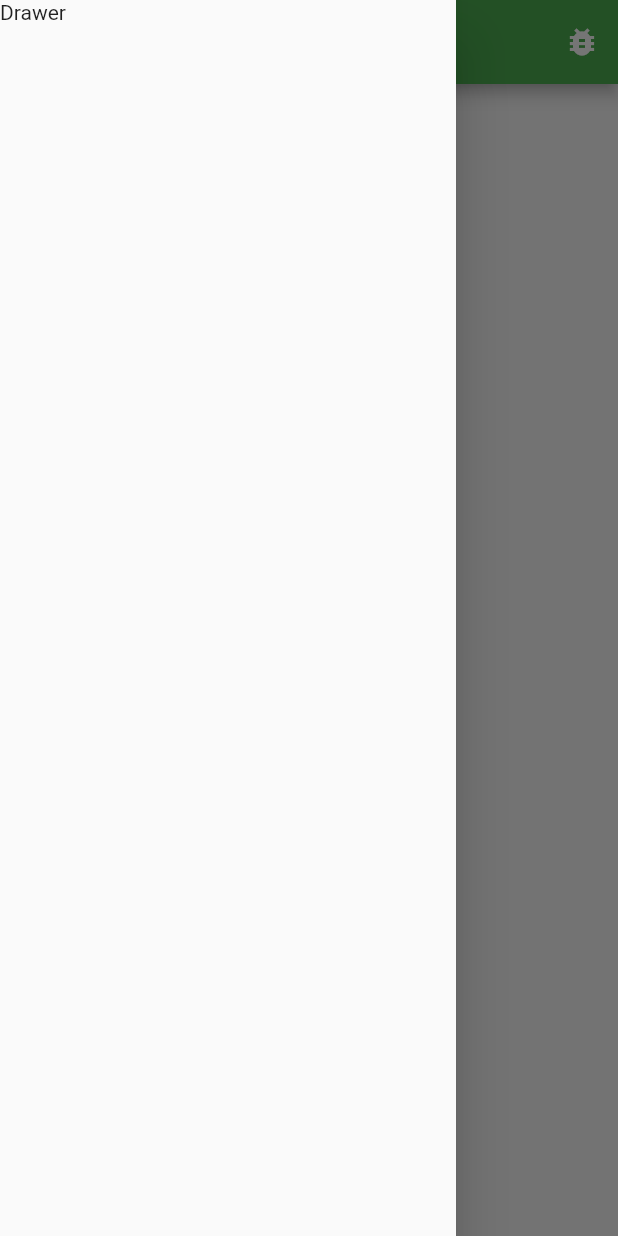
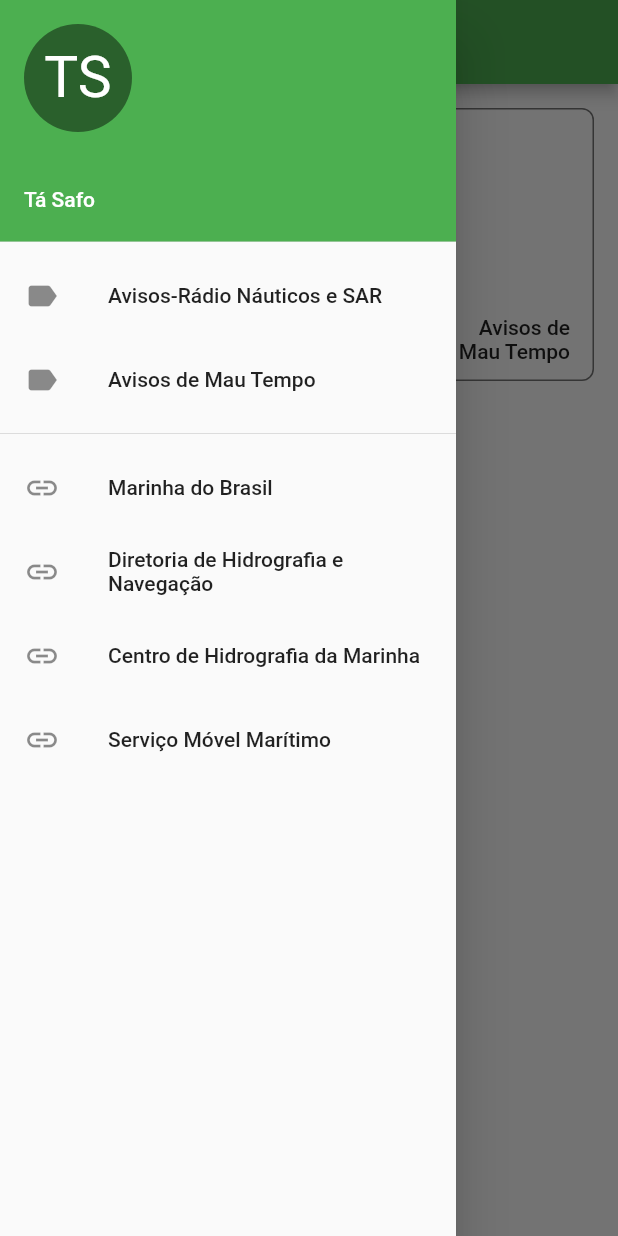
Before and after one commit to 3daysapp/ta_safo, a Flutter app: the screen it shows after launch, with the side drawer open, on a phone screen of 412 x 824 dp. Run offline on Flutter 3.47's test engine with Material 2 defaults, Android fonts, the phone set to English and light mode, and no system bars; our stand-ins replace font_awesome_flutter.

Commit message:
Avisos de mau tempo.

```diff
--- a/lib/routes.dart
+++ b/lib/routes.dart
@@ -1,4 +1,5 @@
 import 'package:flutter/material.dart';
+import 'package:ta_safo/view/AvisosMauTempo.dart';
 import 'package:ta_safo/view/AvisosRadio.dart';
 import 'package:ta_safo/view/Home.dart';
 
@@ -7,6 +8,7 @@
     return {
       Home.routeName: (_) => Home(),
       AvisosRadio.routeName: (_) => AvisosRadio(),
+      AvisosMauTempo.routeName: (_) => AvisosMauTempo(),
     };
   }
 }
--- a/lib/view/Home.dart
+++ b/lib/view/Home.dart
@@ -1,6 +1,7 @@
 import 'package:flutter/material.dart';
-import 'package:ta_safo/util/Geo.dart';
+import 'package:ta_safo/view/AvisosMauTempo.dart';
 import 'package:ta_safo/view/AvisosRadio.dart';
+import 'package:url_launcher/url_launcher.dart';
 
 ///
 ///
@@ -35,24 +36,29 @@
 //      'route': AvisosRadio.routeName,
 //    },
       // https://www.marinha.mil.br/chm/dados-do-smm-avisos-de-mau-tempo/avisos-de-mau-tempo
-//    {
-//      'label': 'Avisos de\nMau Tempo',
-//      'route': AvisosRadio.routeName,
-//    },
+      {
+        'label': 'Avisos de\nMau Tempo',
+        'route': AvisosMauTempo.routeName,
+      },
+      // http://portal.embratel.com.br/movelmaritimo/previsao-do-tempo/
     ];
 
     links = [
       {
-        'label': 'MB',
+        'label': 'Marinha do Brasil',
         'url': 'https://www.marinha.mil.br/',
       },
       {
-        'label': 'DNH',
+        'label': 'Diretoria de Hidrografia e Navegação',
         'url': 'https://www.marinha.mil.br/dhn/',
       },
       {
-        'label': 'CHM',
+        'label': 'Centro de Hidrografia da Marinha',
         'url': 'https://www.marinha.mil.br/chm/',
+      },
+      {
+        'label': 'Serviço Móvel Marítimo',
+        'url': 'http://portal.embratel.com.br/movelmaritimo/'
       }
     ];
   }
@@ -65,12 +71,12 @@
     return Scaffold(
       appBar: AppBar(
         title: Text('Tá Safo'),
-        actions: <Widget>[
-          IconButton(icon: Icon(Icons.bug_report), onPressed: _testGeo)
-        ],
       ),
       drawer: Drawer(
-        child: Text('Drawer'),
+        child: ListView(
+          padding: EdgeInsets.zero,
+          children: _drawerData(context),
+        ),
       ),
       body: Padding(
         padding: const EdgeInsets.all(8.0),
@@ -117,15 +123,59 @@
     );
   }
 
-  void _testGeo() {
-    // new google.maps.Marker({"position": new google.maps.LatLng(-20.703,-40.406666666666666)})
-    // new google.maps.Polygon({"paths": [new google.maps.LatLng(5.6,-48.36666666666667), new google.maps.LatLng(5.633333333333333,-47.38333333333333), new google.maps.LatLng(5.1,-47.36666666666667), new google.maps.LatLng(5.083333333333333,-48.35)]})|new google.maps.Polygon({"paths": [new google.maps.LatLng(5.433333333333334,-47.11666666666667), new google.maps.LatLng(5.433333333333334,-45.36666666666667), new google.maps.LatLng(5.166666666666667,-45.36666666666667), new google.maps.LatLng(5.166666666666667,-47.11666666666667)]})
-    // new google.maps.Circle({"center": new google.maps.LatLng(-0.5898333333333333,-47.92466666666667), "radius": 37.04})|new google.maps.Marker({"position": new google.maps.LatLng(-0.5898333333333333,-47.92466666666667)})
-    // new google.maps.Polyline({"geodesic": true, "path": [new google.maps.LatLng(-3.6708333333333334,-38.4825), new google.maps.LatLng(-3.671666666666667,-38.492666666666665), new google.maps.LatLng(-3.711333333333333,-38.49433333333333), new google.maps.LatLng(-3.7003333333333335,-38.48983333333334), new google.maps.LatLng(-3.7068333333333334,-38.482166666666664)]})
+  ///
+  ///
+  ///
+  List<Widget> _drawerData(BuildContext context) {
+    List<Widget> list = [];
 
-    String geo =
-        'new google.maps.Polygon({"paths": [new google.maps.LatLng(5.6,-48.36666666666667), new google.maps.LatLng(5.633333333333333,-47.38333333333333), new google.maps.LatLng(5.1,-47.36666666666667), new google.maps.LatLng(5.083333333333333,-48.35)]})|new google.maps.Polygon({"paths": [new google.maps.LatLng(5.433333333333334,-47.11666666666667), new google.maps.LatLng(5.433333333333334,-45.36666666666667), new google.maps.LatLng(5.166666666666667,-45.36666666666667), new google.maps.LatLng(5.166666666666667,-47.11666666666667)]})';
+    list.add(UserAccountsDrawerHeader(
+      accountName: Text('Tá Safo'),
+      accountEmail: null,
+      currentAccountPicture: CircleAvatar(
+        backgroundColor: Colors.black45,
+        child: Text(
+          'TS',
+          style: TextStyle(
+            color: Colors.white,
+            fontSize: 38.0,
+          ),
+        ),
+      ),
+    ));
 
-    Geo.valid(geo);
+    list.addAll(buttons
+        .map(
+          (button) => ListTile(
+            leading: Icon(Icons.label),
+            title: Text(button['label'].replaceAll('\n', ' ')),
+            onTap: () => Navigator.of(context).popAndPushNamed(button['route']),
+          ),
+        )
+        .toList());
+
+    list.add(Divider());
+
+    list.addAll(links
+        .map(
+          (link) => ListTile(
+            leading: Icon(Icons.link),
+            title: Text(link['label']),
+            onTap: () => _launchUrl(context, link['url']),
+          ),
+        )
+        .toList());
+
+    return list;
+  }
+
+  ///
+  ///
+  ///
+  void _launchUrl(BuildContext context, String url) async {
+    Navigator.of(context).pop();
+    if (await canLaunch(url)) {
+      await launch(url);
+    }
   }
 }
```
Also changed, not shown: lib/util/Geo.dart (+35 -56 lines), lib/util/MauTempo.dart (added, +35 -0 lines), lib/view/AvisosMauTempo.dart (added, +114 -0 lines), lib/view/AvisosRadio.dart (+36 -7 lines), 1 other file.
